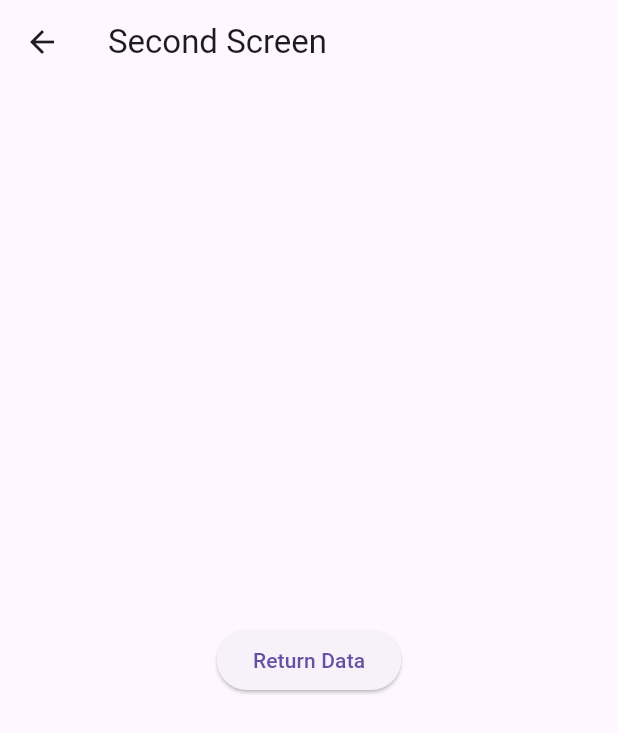
After one commit to Jesse-Dan/navigation_system, a Flutter app: the screen it shows after launch, after a tap on "Go to Second Screen", on a phone screen of 412 x 824 dp. The commit adds this screen. Shown: the top 733 px of the screen. Run offline on Flutter 3.47's test engine with Material 3 defaults, Android fonts, the phone set to English and light mode, and no system bars.

Commit message:
add feature to enable back and fort data flow

```diff
--- /dev/null
+++ b/example/lib/back_with_data.dart
@@ -0,0 +1,67 @@
+import 'package:flutter/material.dart';
+import 'package:navigation_system/go/go.dart';
+import 'package:navigation_system/navigation_system.dart';
+
+void main() {
+  runApp(BackWithData());
+}
+
+class BackWithData extends StatelessWidget {
+  @override
+  Widget build(BuildContext context) {
+    return MaterialApp(
+      initialRoute: '/',
+      onGenerateRoute: (RouteSettings routeSettings) => NavigationSystem(
+        initialRoute: FirstScreen(),
+        routes: {
+          /// Define the routes for the application using the `NavigationSystem`.
+          FirstScreen.routeName: (context, args) => FirstScreen(),
+          SecondScreen.routeName: (context, args) => SecondScreen(),
+        },
+      ).generateRoute(routeSettings),
+    );
+  }
+}
+
+class FirstScreen extends StatelessWidget {
+  static const routeName = '/f';
+
+  @override
+  Widget build(BuildContext context) {
+    return Scaffold(
+      appBar: AppBar(title: Text('First Screen')),
+      body: Center(
+        child: ElevatedButton(
+          onPressed: () async {
+            final result =
+                await Go<bool>(context, routeName: SecondScreen.routeName)
+                    .toAndExpectData();
+            print('Received result from SecondScreen now: $result');
+          },
+          child: Text('Go to Second Screen'),
+        ),
+      ),
+    );
+  }
+}
+
+class SecondScreen extends StatelessWidget {
+  static const routeName = '/s';
+
+  @override
+  Widget build(BuildContext context) {
+    return Scaffold(
+      appBar: AppBar(title: const Text('Second Screen')),
+      body: Center(
+        child: ElevatedButton(
+          onPressed: () {
+            Go<bool>(
+              context,
+            ).backWithData(false);
+          },
+          child: const Text('Return Data'),
+        ),
+      ),
+    );
+  }
+}
--- a/example/lib/main.dart
+++ b/example/lib/main.dart
@@ -2,8 +2,10 @@ import 'package:flutter/material.dart';
 import 'package:navigation_system/go/go.dart';
 import 'package:navigation_system/navigation_system.dart';
 
+import 'back_with_data.dart';
+
 void main() {
-  runApp(const MyApp());
+  runApp( BackWithData());
 }
 
 /// The main application widget.
--- a/lib/go/go.dart
+++ b/lib/go/go.dart
@@ -1,9 +1,10 @@
 import 'package:flutter/gestures.dart';
 import 'package:flutter/material.dart';
+
 import 'go_service.dart';
 
 /// A utility class for simplifying navigation in a Flutter app.
-class Go {
+class Go<T> {
   final String? routeName;
   final MyRouteArguments? arguments;
   final BuildContext context;
@@ -77,10 +78,27 @@ class Go {
     );
   }
 
+  /// Navigates to a named route and expects to receive data back.
+  ///
+  /// If a valid [routeName] is provided, this method navigates to the specified route and waits for data to be returned.
+  /// If [routeName] is `null`, it returns a default string message.
+  ///
+  /// Returns the result obtained from the navigated route or a default message if [routeName] is `null`.
+  Future<T?> toAndExpectData<T>() async {
+  if (routeName == null) {
+    throw Exception('Route name is null. Cannot navigate without a valid route.');
+  }
+  return await Navigator.pushNamed(context, routeName!, arguments: arguments?.arguments);
+}
+
+
   /// Navigates back to the previous screen with provided data.
   ///
-  /// If a valid [BuildContext] is provided, this method navigates back to the previous screen and passes the provided data.
-  void backWithData() {
+  /// If a valid [BuildContext] is provided, this method pops the current route and returns the provided [data] to the previous screen.
+  ///
+  /// Parameters:
+  ///   - [data]: The data to be returned to the previous screen.
+  void backWithData(T data)  {
     Navigator.pop(context, data);
   }
 
--- a/pubspec.yaml
+++ b/pubspec.yaml
@@ -1,7 +1,9 @@
 name: navigation_system
 description: A comprehensive Flutter Navigation System that provides a set of utilities for managing routes, passing arguments, and navigating through your application with ease.
-version: 0.0.4
+version: 0.0.5
 homepage: https://github.com/Jesse-Dan/navigation_system
+
+
 
 environment:
   sdk: '>=3.1.3 <4.0.0'
```
Also changed, not shown: example/pubspec.lock, pubspec.lock, 5 other files.
